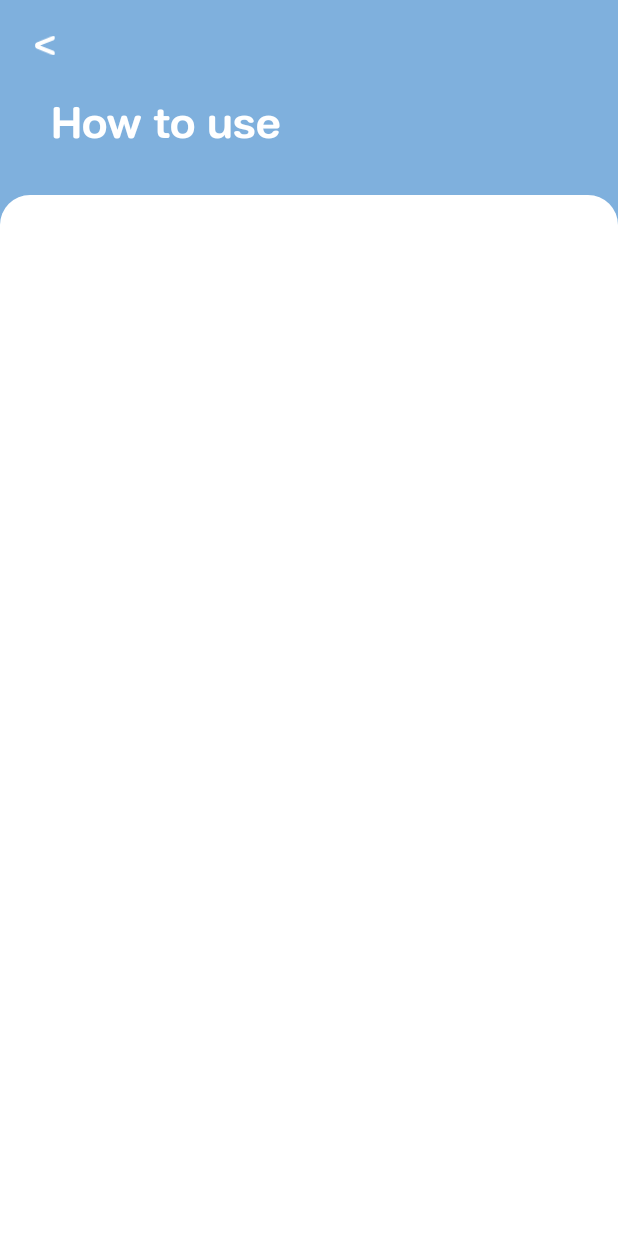
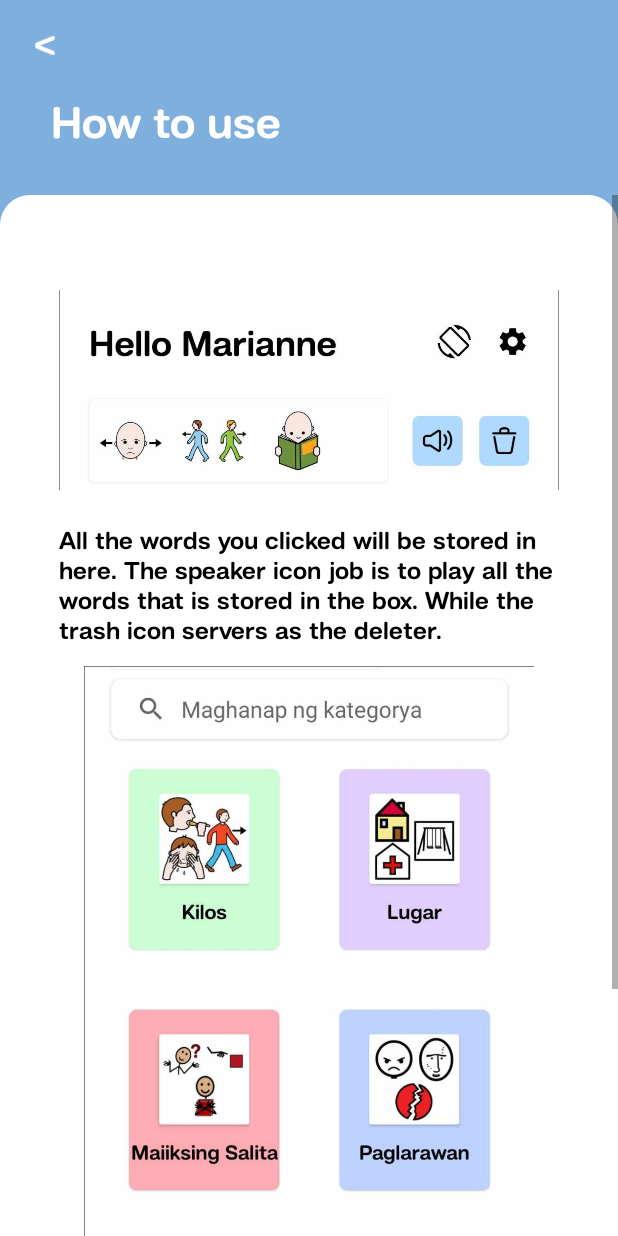
Before and after one commit to kidd28/Laya, an Android app: the HowToUse screen opened directly, with no data from a screen before it, on a phone screen of 412 x 824 dp. Run offline under Robolectric (Android 15) with nearby library versions, the phone set to English and light mode, and no system bars; our stand-ins replace sdp/ssp sizes; pictures from the network do not load.

```diff
--- a/app/src/main/java/com/capstone/laya/HowToUse.java
+++ b/app/src/main/java/com/capstone/laya/HowToUse.java
@@ -2,13 +2,21 @@ package com.capstone.laya;
 
 import androidx.appcompat.app.AppCompatActivity;
 
+import android.annotation.SuppressLint;
 import android.os.Bundle;
+import android.widget.ImageView;
+
+import com.bumptech.glide.Glide;
 
 public class HowToUse extends AppCompatActivity {
-
+ImageView img2;
+    @SuppressLint("UseCompatLoadingForDrawables")
     @Override
     protected void onCreate(Bundle savedInstanceState) {
         super.onCreate(savedInstanceState);
         setContentView(R.layout.activity_how_to_use);
+        img2= findViewById(R.id.img2);
+
+        Glide.with(this).load(getDrawable(R.drawable.img2)).into(img2);
     }
 }
--- a/app/src/main/java/com/capstone/laya/Settings.java
+++ b/app/src/main/java/com/capstone/laya/Settings.java
@@ -204,6 +204,7 @@ public class Settings extends AppCompatActivity {
         loadUserprofile();
     }
 
+
     private void setLanguage(String language) {
         DatabaseReference reference = FirebaseDatabase.getInstance().getReference("Users");
         HashMap<String, Object> hashMap = new HashMap<>();
--- a/app/src/main/res/layout/activity_how_to_use.xml
+++ b/app/src/main/res/layout/activity_how_to_use.xml
@@ -4,104 +4,114 @@
     xmlns:tools="http://schemas.android.com/tools"
     android:layout_width="match_parent"
     android:layout_height="match_parent"
-    tools:context=".HowToUse"
-    android:background="@color/fontblue">
+    android:background="@color/fontblue"
+    tools:context=".HowToUse">
 
+    <LinearLayout
+        android:orientation="vertical"
+        android:layout_width="wrap_content"
+        android:layout_height="wrap_content">
         <LinearLayout
             android:id="@+id/linearback"
             android:layout_width="match_parent"
             android:layout_height="wrap_content"
-        android:orientation="vertical"
-        android:layout_marginBottom="@dimen/_23sdp">
+            android:layout_marginBottom="@dimen/_23sdp"
+            android:orientation="vertical">
 
             <ImageView
                 android:id="@+id/backwhite"
                 android:layout_width="@dimen/_11sdp"
                 android:layout_height="@dimen/_11sdp"
-            android:src="@drawable/backwhite"
                 android:layout_marginLeft="@dimen/_18sdp"
-            android:layout_marginTop="@dimen/_18sdp"/>
+                android:layout_marginTop="@dimen/_18sdp"
+                android:src="@drawable/backwhite" />
 
             <TextView
                 android:layout_width="wrap_content"
                 android:layout_height="wrap_content"
+                android:layout_marginStart="@dimen/_26sdp"
+                android:layout_marginTop="@dimen/_20sdp"
+                android:fontFamily="@font/handosoftbold"
                 android:text="How to use"
-            android:fontFamily="@font/handosoftbold"
                 android:textColor="@color/white"
-            android:textSize="@dimen/_23sdp"
-            android:layout_marginTop="@dimen/_20sdp"
-            android:layout_marginStart="@dimen/_26sdp"
-            />
+                android:textSize="@dimen/_23sdp" />
 
         </LinearLayout>
 
+        <ScrollView
+            android:layout_width="wrap_content"
+            android:layout_height="wrap_content">
             <RelativeLayout
                 android:layout_width="match_parent"
                 android:layout_height="@dimen/_100sdp"
                 android:background="@drawable/topleft_topright_radius"
-        android:layout_alignParentBottom="true"
-        android:layout_below="@id/linearback"
                 android:paddingLeft="@dimen/_30sdp"
-        android:paddingRight="@dimen/_30sdp"
                 android:paddingTop="@dimen/_40sdp"
-        android:layout_centerHorizontal="true">
+                android:paddingRight="@dimen/_30sdp">
 
-
-        <ScrollView
-            android:layout_width="match_parent"
-            android:layout_height="match_parent">
-
+                <LinearLayout
+                    android:layout_width="wrap_content"
+                    android:layout_height="wrap_content"
+                    android:orientation="vertical">
                     <LinearLayout
                         android:layout_width="match_parent"
                         android:layout_height="wrap_content"
                         android:orientation="vertical" />
 
-            <!--        <RelativeLayout-->
-            <!--            android:id="@+id/figure1"-->
-            <!--            android:layout_width="wrap_content"-->
-            <!--            android:layout_height="wrap_content">-->
+                    <LinearLayout
+                        android:layout_width="wrap_content"
+                        android:layout_height="wrap_content"
+                        android:orientation="vertical">
 
-            <!--            <ImageView-->
-            <!--                android:id="@+id/img1"-->
-            <!--                android:layout_width="wrap_content"-->
-            <!--                android:layout_height="@dimen/_120sdp"-->
-            <!--                android:src="@drawable/img1"/>-->
-            <!--            <TextView-->
-            <!--                android:layout_width="wrap_content"-->
-            <!--                android:layout_height="wrap_content"-->
-            <!--                android:layout_below="@id/img1"-->
-            <!--                android:layout_marginTop="@dimen/_9sdp"-->
-            <!--                android:fontFamily="@font/handosoftbold"-->
-            <!--                android:textColor="@color/black"-->
-            <!--                android:textSize="@dimen/_13sdp"-->
-            <!--                android:text="All the words you clicked will be stored in here. The speaker icon job is to play all the words that is stored in the box. While the trash icon servers as the deleter."/>-->
+                        <ImageView
+                            android:id="@+id/img1"
+                            android:layout_width="wrap_content"
+                            android:layout_height="@dimen/_120sdp"
+                            android:src="@drawable/img1" />
 
-            <!--        </RelativeLayout>-->
+                        <TextView
+                            android:layout_width="wrap_content"
+                            android:layout_height="wrap_content"
+                            android:layout_marginTop="@dimen/_9sdp"
+                            android:fontFamily="@font/handosoftbold"
+                            android:text="All the words you clicked will be stored in here. The speaker icon job is to play all the words that is stored in the box. While the trash icon servers as the deleter."
+                            android:textColor="@color/black"
+                            android:textSize="@dimen/_13sdp"
+                            android:layout_marginBottom="@dimen/_10sdp"/>
 
-            <!--        <RelativeLayout-->
-            <!--            android:layout_marginTop="@dimen/_30sdp"-->
-            <!--            android:id="@+id/figure2"-->
-            <!--            android:layout_below="@id/figure1"-->
-            <!--            android:layout_width="wrap_content"-->
-            <!--            android:layout_height="wrap_content">-->
+                    </LinearLayout>
 
-            <!--            <ImageView-->
-            <!--                android:id="@+id/img2"-->
-            <!--                android:layout_width="wrap_content"-->
-            <!--                android:layout_height="wrap_content"-->
-            <!--                android:src="@drawable/img2"/>-->
-            <!--            <TextView-->
-            <!--                android:layout_width="wrap_content"-->
-            <!--                android:layout_height="wrap_content"-->
-            <!--                android:layout_below="@id/img2"-->
-            <!--                android:layout_marginTop="@dimen/_7sdp"-->
-            <!--                android:fontFamily="@font/handosoftbold"-->
-            <!--                android:textColor="@color/black"-->
-            <!--                android:textSize="@dimen/_13sdp"-->
-            <!--                android:text="You can navigate the categories and words here in dashboard."/>-->
+                    <LinearLayout
+                        android:id="@+id/figure2"
+                        android:layout_width="wrap_content"
+                        android:layout_height="wrap_content"
+                        android:orientation="vertical"
+                        android:layout_marginBottom="@dimen/_20sdp">
 
-            <!--        </RelativeLayout>-->
-        </ScrollView>
-    </RelativeLayout>
+                        <ImageView
+                            android:layout_gravity="center"
+                            android:id="@+id/img2"
+                            android:layout_width="wrap_content"
+                            android:layout_height="@dimen/_400sdp"
+                            android:src="@drawable/img2" />
+
+                        <TextView
+                            android:layout_width="wrap_content"
+                            android:layout_height="wrap_content"
+                            android:layout_marginTop="@dimen/_7sdp"
+                            android:fontFamily="@font/handosoftbold"
+                            android:text="You can navigate the categories and words here in dashboard."
+                            android:textColor="@color/black"
+                            android:textSize="@dimen/_13sdp" />
+
+                    </LinearLayout>
+
+                </LinearLayout>
 
             </RelativeLayout>
+        </ScrollView>
+
+    </LinearLayout>
+
+
+</RelativeLayout>
--- a/app/src/main/res/values-night/themes.xml
+++ b/app/src/main/res/values-night/themes.xml
@@ -1,7 +1,7 @@
 <resources xmlns:tools="http://schemas.android.com/tools">
-    <!-- Base application theme. -->
+    <!--  Base application theme. -->
     <style name="Base.Theme.Laya" parent="Theme.Material3.DayNight.NoActionBar">
         <!-- Customize your dark theme here. -->
-        <!-- <item name="colorPrimary">@color/my_dark_primary</item> -->
+        <!--<item name="colorPrimary">@color/my_dark_primary</item> -->
     </style>
 </resources>
--- a/app/src/main/res/values/strings.xml
+++ b/app/src/main/res/values/strings.xml
@@ -1,6 +1,6 @@
 <resources>
     <string name="app_name">Laya</string>
-    <!-- TODO: Remove or change this placeholder text -->
+     TODO: Remove or change this placeholder text -->
     <string name="hello_blank_fragment">Hello blank fragment</string>
     <string name="forgot_Pin"><u>Forgot Pin?</u></string>
     <string name="forgot_PinFil"><u>Nakalimutan ang Pin?</u></string>
--- a/app/src/main/res/values/themes.xml
+++ b/app/src/main/res/values/themes.xml
@@ -1,18 +1,18 @@
 
 <resources xmlns:tools="http://schemas.android.com/tools">
-<!-- Base application theme. -->
+ Base application theme. -->
 <style name="Theme.Laya" parent="Theme.MaterialComponents.DayNight.NoActionBar">
-    <!-- Primary brand color. -->
+     Primary brand color. -->
     <item name="colorPrimary">@color/fontblue</item>
     <item name="android:windowIsTranslucent">true</item>
     <item name="colorPrimaryVariant">@color/fontblue</item>
     <item name="colorOnPrimary">@color/white</item>
-    <!-- Secondary brand color. -->
+     Secondary brand color. -->
     <item name="colorSecondary">@color/teal_200</item>
     <item name="colorSecondaryVariant">@color/teal_700</item>
     <item name="colorOnSecondary">@color/black</item>
-    <!-- Status bar color. -->
+     Status bar color. -->
     <item name="android:statusBarColor" tools:targetApi="21">?attr/colorPrimaryVariant</item>
-    <!-- Customize your theme here. -->
+     Customize your theme here. -->
 </style>
 </resources>
```
Also changed, not shown: app/src/main/res/layout/activity_account.xml (+0 -17 lines), app/src/main/res/layout/activity_register.xml (+4 -41 lines), app/src/main/res/layout/activity_settings.xml (+0 -11 lines). Lines whose indentation alone changed are shown as unchanged.
